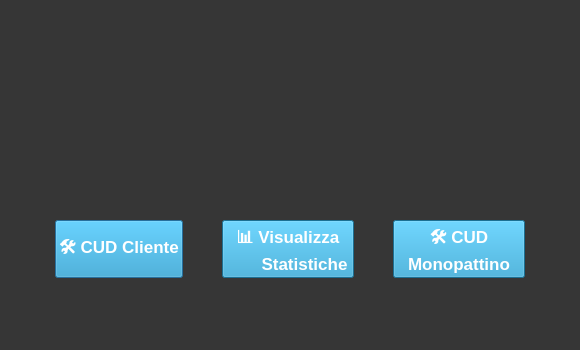
This is Viste/Amministratore/GUI/homepage_amministratore.ui in GiulianiM/Noleggio as Qt 5 draws it before an edit. The edited form follows.
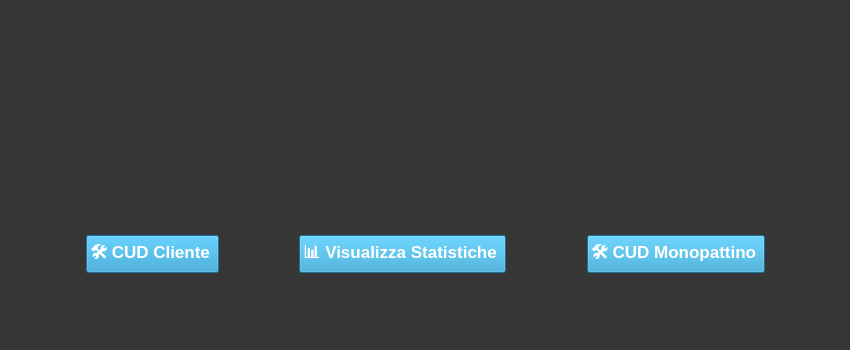
This is the edited form. Icons and pictures are not drawn.

```diff
--- a/Viste/Amministratore/GUI/homepage_amministratore.ui
+++ b/Viste/Amministratore/GUI/homepage_amministratore.ui
@@ -6,19 +6,19 @@
    <rect>
     <x>0</x>
     <y>0</y>
-    <width>580</width>
+    <width>850</width>
     <height>350</height>
    </rect>
   </property>
   <property name="minimumSize">
    <size>
-    <width>580</width>
+    <width>850</width>
     <height>350</height>
    </size>
   </property>
   <property name="maximumSize">
    <size>
-    <width>580</width>
+    <width>850</width>
     <height>350</height>
    </size>
   </property>
@@ -34,7 +34,170 @@
    <string notr="true">background-color: rgb(54, 54, 54);</string>
   </property>
   <layout class="QGridLayout" name="gridLayout">
-   <item row="1" column="1">
+   <item row="2" column="0">
+    <spacer name="verticalSpacer_4">
+     <property name="orientation">
+      <enum>Qt::Vertical</enum>
+     </property>
+     <property name="sizeHint" stdset="0">
+      <size>
+       <width>20</width>
+       <height>40</height>
+      </size>
+     </property>
+    </spacer>
+   </item>
+   <item row="0" column="0">
+    <spacer name="verticalSpacer_3">
+     <property name="orientation">
+      <enum>Qt::Vertical</enum>
+     </property>
+     <property name="sizeHint" stdset="0">
+      <size>
+       <width>20</width>
+       <height>40</height>
+      </size>
+     </property>
+    </spacer>
+   </item>
+   <item row="4" column="0">
+    <layout class="QHBoxLayout" name="horizontalLayout_2">
+     <item>
+      <spacer name="horizontalSpacer_5">
+       <property name="orientation">
+        <enum>Qt::Horizontal</enum>
+       </property>
+       <property name="sizeHint" stdset="0">
+        <size>
+         <width>40</width>
+         <height>20</height>
+        </size>
+       </property>
+      </spacer>
+     </item>
+     <item>
+      <widget class="QPushButton" name="bottone_cud_cliente">
+       <property name="sizePolicy">
+        <sizepolicy hsizetype="Minimum" vsizetype="Minimum">
+         <horstretch>0</horstretch>
+         <verstretch>0</verstretch>
+        </sizepolicy>
+       </property>
+       <property name="font">
+        <font>
+         <pointsize>13</pointsize>
+         <bold>true</bold>
+        </font>
+       </property>
+       <property name="styleSheet">
+        <string notr="true">font-size:20; color:white;background-color:rgb(38, 157, 206)
+</string>
+       </property>
+       <property name="text">
+        <string>🛠️ CUD Cliente </string>
+       </property>
+      </widget>
+     </item>
+     <item>
+      <spacer name="horizontalSpacer_3">
+       <property name="orientation">
+        <enum>Qt::Horizontal</enum>
+       </property>
+       <property name="sizeHint" stdset="0">
+        <size>
+         <width>40</width>
+         <height>20</height>
+        </size>
+       </property>
+      </spacer>
+     </item>
+     <item>
+      <widget class="QPushButton" name="bottone_visualizza_statistiche">
+       <property name="sizePolicy">
+        <sizepolicy hsizetype="Minimum" vsizetype="Minimum">
+         <horstretch>0</horstretch>
+         <verstretch>0</verstretch>
+        </sizepolicy>
+       </property>
+       <property name="minimumSize">
+        <size>
+         <width>132</width>
+         <height>0</height>
+        </size>
+       </property>
+       <property name="font">
+        <font>
+         <pointsize>13</pointsize>
+         <bold>true</bold>
+        </font>
+       </property>
+       <property name="styleSheet">
+        <string notr="true">font-size:20; color:white;background-color:rgb(38, 157, 206)
+</string>
+       </property>
+       <property name="text">
+        <string>📊 Visualizza Statistiche </string>
+       </property>
+      </widget>
+     </item>
+     <item>
+      <spacer name="horizontalSpacer_4">
+       <property name="orientation">
+        <enum>Qt::Horizontal</enum>
+       </property>
+       <property name="sizeHint" stdset="0">
+        <size>
+         <width>40</width>
+         <height>20</height>
+        </size>
+       </property>
+      </spacer>
+     </item>
+     <item>
+      <widget class="QPushButton" name="bottone_cud_mezzo">
+       <property name="sizePolicy">
+        <sizepolicy hsizetype="Minimum" vsizetype="Minimum">
+         <horstretch>0</horstretch>
+         <verstretch>0</verstretch>
+        </sizepolicy>
+       </property>
+       <property name="minimumSize">
+        <size>
+         <width>132</width>
+         <height>0</height>
+        </size>
+       </property>
+       <property name="font">
+        <font>
+         <pointsize>13</pointsize>
+         <bold>true</bold>
+        </font>
+       </property>
+       <property name="styleSheet">
+        <string notr="true">font-size:20; color:white;background-color:rgb(38, 157, 206)
+</string>
+       </property>
+       <property name="text">
+        <string>🛠️ CUD Monopattino </string>
+       </property>
+      </widget>
+     </item>
+     <item>
+      <spacer name="horizontalSpacer_6">
+       <property name="orientation">
+        <enum>Qt::Horizontal</enum>
+       </property>
+       <property name="sizeHint" stdset="0">
+        <size>
+         <width>40</width>
+         <height>20</height>
+        </size>
+       </property>
+      </spacer>
+     </item>
+    </layout>
+   </item>
+   <item row="1" column="0">
     <layout class="QHBoxLayout" name="horizontalLayout">
      <item>
       <spacer name="horizontalSpacer">
@@ -77,7 +240,7 @@
      </item>
     </layout>
    </item>
-   <item row="5" column="1">
+   <item row="5" column="0">
     <spacer name="verticalSpacer_2">
      <property name="orientation">
       <enum>Qt::Vertical</enum>
@@ -90,172 +253,7 @@
      </property>
     </spacer>
    </item>
-   <item row="4" column="1">
-    <layout class="QHBoxLayout" name="horizontalLayout_2">
-     <item>
-      <spacer name="horizontalSpacer_5">
-       <property name="orientation">
-        <enum>Qt::Horizontal</enum>
-       </property>
-       <property name="sizeHint" stdset="0">
-        <size>
-         <width>40</width>
-         <height>20</height>
-        </size>
-       </property>
-      </spacer>
-     </item>
-     <item>
-      <widget class="QPushButton" name="bottone_cud_cliente">
-       <property name="sizePolicy">
-        <sizepolicy hsizetype="Minimum" vsizetype="Minimum">
-         <horstretch>0</horstretch>
-         <verstretch>0</verstretch>
-        </sizepolicy>
-       </property>
-       <property name="font">
-        <font>
-         <pointsize>13</pointsize>
-         <bold>true</bold>
-        </font>
-       </property>
-       <property name="styleSheet">
-        <string notr="true">font-size:20; color:white;background-color:rgb(38, 157, 206)
-</string>
-       </property>
-       <property name="text">
-        <string>🛠️ CUD Cliente</string>
-       </property>
-      </widget>
-     </item>
-     <item>
-      <spacer name="horizontalSpacer_3">
-       <property name="orientation">
-        <enum>Qt::Horizontal</enum>
-       </property>
-       <property name="sizeHint" stdset="0">
-        <size>
-         <width>40</width>
-         <height>20</height>
-        </size>
-       </property>
-      </spacer>
-     </item>
-     <item>
-      <widget class="QPushButton" name="bottone_visualizza_statistiche">
-       <property name="sizePolicy">
-        <sizepolicy hsizetype="Minimum" vsizetype="Minimum">
-         <horstretch>0</horstretch>
-         <verstretch>0</verstretch>
-        </sizepolicy>
-       </property>
-       <property name="minimumSize">
-        <size>
-         <width>132</width>
-         <height>0</height>
-        </size>
-       </property>
-       <property name="font">
-        <font>
-         <pointsize>13</pointsize>
-         <bold>true</bold>
-        </font>
-       </property>
-       <property name="styleSheet">
-        <string notr="true">font-size:20; color:white;background-color:rgb(38, 157, 206)
-</string>
-       </property>
-       <property name="text">
-        <string>📊 Visualizza
-       Statistiche</string>
-       </property>
-      </widget>
-     </item>
-     <item>
-      <spacer name="horizontalSpacer_4">
-       <property name="orientation">
-        <enum>Qt::Horizontal</enum>
-       </property>
-       <property name="sizeHint" stdset="0">
-        <size>
-         <width>40</width>
-         <height>20</height>
-        </size>
-       </property>
-      </spacer>
-     </item>
-     <item>
-      <widget class="QPushButton" name="bottone_cud_mezzo">
-       <property name="sizePolicy">
-        <sizepolicy hsizetype="Minimum" vsizetype="Minimum">
-         <horstretch>0</horstretch>
-         <verstretch>0</verstretch>
-        </sizepolicy>
-       </property>
-       <property name="minimumSize">
-        <size>
-         <width>132</width>
-         <height>0</height>
-        </size>
-       </property>
-       <property name="font">
-        <font>
-         <pointsize>13</pointsize>
-         <bold>true</bold>
-        </font>
-       </property>
-       <property name="styleSheet">
-        <string notr="true">font-size:20; color:white;background-color:rgb(38, 157, 206)
-</string>
-       </property>
-       <property name="text">
-        <string>🛠️ CUD
-Monopattino</string>
-       </property>
-      </widget>
-     </item>
-     <item>
-      <spacer name="horizontalSpacer_6">
-       <property name="orientation">
-        <enum>Qt::Horizontal</enum>
-       </property>
-       <property name="sizeHint" stdset="0">
-        <size>
-         <width>40</width>
-         <height>20</height>
-        </size>
-       </property>
-      </spacer>
-     </item>
-    </layout>
-   </item>
-   <item row="1" column="2">
-    <spacer name="horizontalSpacer_8">
-     <property name="orientation">
-      <enum>Qt::Horizontal</enum>
-     </property>
-     <property name="sizeHint" stdset="0">
-      <size>
-       <width>40</width>
-       <height>20</height>
-      </size>
-     </property>
-    </spacer>
-   </item>
-   <item row="0" column="1">
-    <spacer name="verticalSpacer_3">
-     <property name="orientation">
-      <enum>Qt::Vertical</enum>
-     </property>
-     <property name="sizeHint" stdset="0">
-      <size>
-       <width>20</width>
-       <height>40</height>
-      </size>
-     </property>
-    </spacer>
-   </item>
-   <item row="3" column="1">
+   <item row="3" column="0">
     <spacer name="verticalSpacer">
      <property name="orientation">
       <enum>Qt::Vertical</enum>
@@ -268,32 +266,6 @@
      </property>
     </spacer>
    </item>
-   <item row="1" column="0">
-    <spacer name="horizontalSpacer_7">
-     <property name="orientation">
-      <enum>Qt::Horizontal</enum>
-     </property>
-     <property name="sizeHint" stdset="0">
-      <size>
-       <width>40</width>
-       <height>20</height>
-      </size>
-     </property>
-    </spacer>
-   </item>
-   <item row="2" column="1">
-    <spacer name="verticalSpacer_4">
-     <property name="orientation">
-      <enum>Qt::Vertical</enum>
-     </property>
-     <property name="sizeHint" stdset="0">
-      <size>
-       <width>20</width>
-       <height>40</height>
-      </size>
-     </property>
-    </spacer>
-   </item>
   </layout>
  </widget>
  <resources/>
```
